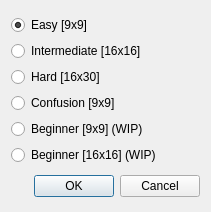
Before: the Qt Designer form gamechoicedialog.ui in Filan-glitch/MinesweeperPlusPlus, drawn with Qt 5.
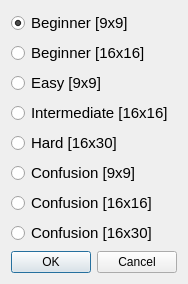
After: the same form once the commit is applied. Icons and pictures are not drawn.

Commit message: Visual overhaul and beginner modes

Patch:
```diff
--- a/gamechoicedialog.ui
+++ b/gamechoicedialog.ui
@@ -6,8 +6,8 @@
    <rect>
     <x>0</x>
     <y>0</y>
-    <width>211</width>
-    <height>212</height>
+    <width>184</width>
+    <height>268</height>
    </rect>
   </property>
   <property name="sizePolicy">
@@ -29,18 +29,55 @@
   <layout class="QVBoxLayout" name="verticalLayout_2">
    <item>
     <layout class="QVBoxLayout" name="verticalLayout">
+     <item>
+      <widget class="QRadioButton" name="radio_beginnerEasy">
+       <property name="font">
+        <font>
+         <pointsize>11</pointsize>
+        </font>
+       </property>
+       <property name="text">
+        <string>Beginner [9x9]</string>
+       </property>
+       <property name="checked">
+        <bool>true</bool>
+       </property>
+      </widget>
+     </item>
+     <item>
+      <widget class="QRadioButton" name="radio_beginnerIntermediate">
+       <property name="font">
+        <font>
+         <pointsize>11</pointsize>
+        </font>
+       </property>
+       <property name="text">
+        <string>Beginner [16x16]</string>
+       </property>
+      </widget>
+     </item>
      <item>
       <widget class="QRadioButton" name="radio_easy">
+       <property name="font">
+        <font>
+         <pointsize>11</pointsize>
+        </font>
+       </property>
        <property name="text">
         <string>Easy [9x9]</string>
        </property>
        <property name="checked">
-        <bool>true</bool>
+        <bool>false</bool>
        </property>
       </widget>
      </item>
      <item>
       <widget class="QRadioButton" name="radio_intermediate">
+       <property name="font">
+        <font>
+         <pointsize>11</pointsize>
+        </font>
+       </property>
        <property name="text">
         <string>Intermediate [16x16]</string>
        </property>
@@ -48,29 +85,49 @@
      </item>
      <item>
       <widget class="QRadioButton" name="radio_hard">
+       <property name="font">
+        <font>
+         <pointsize>11</pointsize>
+        </font>
+       </property>
        <property name="text">
         <string>Hard [16x30]</string>
        </property>
       </widget>
      </item>
      <item>
-      <widget class="QRadioButton" name="radio_confusion">
+      <widget class="QRadioButton" name="radio_confusionEasy">
+       <property name="font">
+        <font>
+         <pointsize>11</pointsize>
+        </font>
+       </property>
        <property name="text">
         <string>Confusion [9x9]</string>
        </property>
       </widget>
      </item>
      <item>
-      <widget class="QRadioButton" name="radio_BeginnerEasy">
+      <widget class="QRadioButton" name="radio_confusionIntermediate">
+       <property name="font">
+        <font>
+         <pointsize>11</pointsize>
+        </font>
+       </property>
        <property name="text">
-        <string>Beginner [9x9] (WIP)</string>
+        <string>Confusion [16x16]</string>
        </property>
       </widget>
      </item>
      <item>
-      <widget class="QRadioButton" name="radio_BegginerIntermediate">
+      <widget class="QRadioButton" name="radio_confusionHard">
+       <property name="font">
+        <font>
+         <pointsize>11</pointsize>
+        </font>
+       </property>
        <property name="text">
-        <string>Beginner [16x16] (WIP)</string>
+        <string>Confusion [16x30]</string>
        </property>
       </widget>
      </item>
```
The commit also changes 22 other files.
